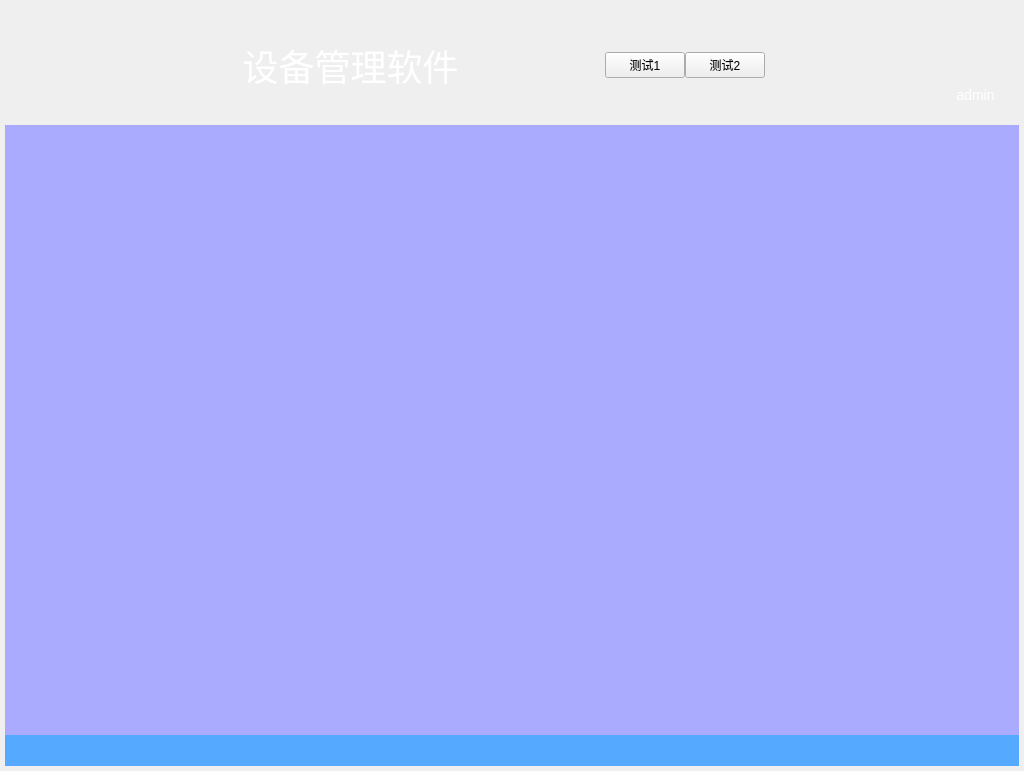
This is 15.SimulationTrainingSys_DEV/src/DeviceManager/UI/DeviceManager.ui in FakeItUtillMakeIt/QT-example as Qt 5 draws it before an edit. The edited form follows.
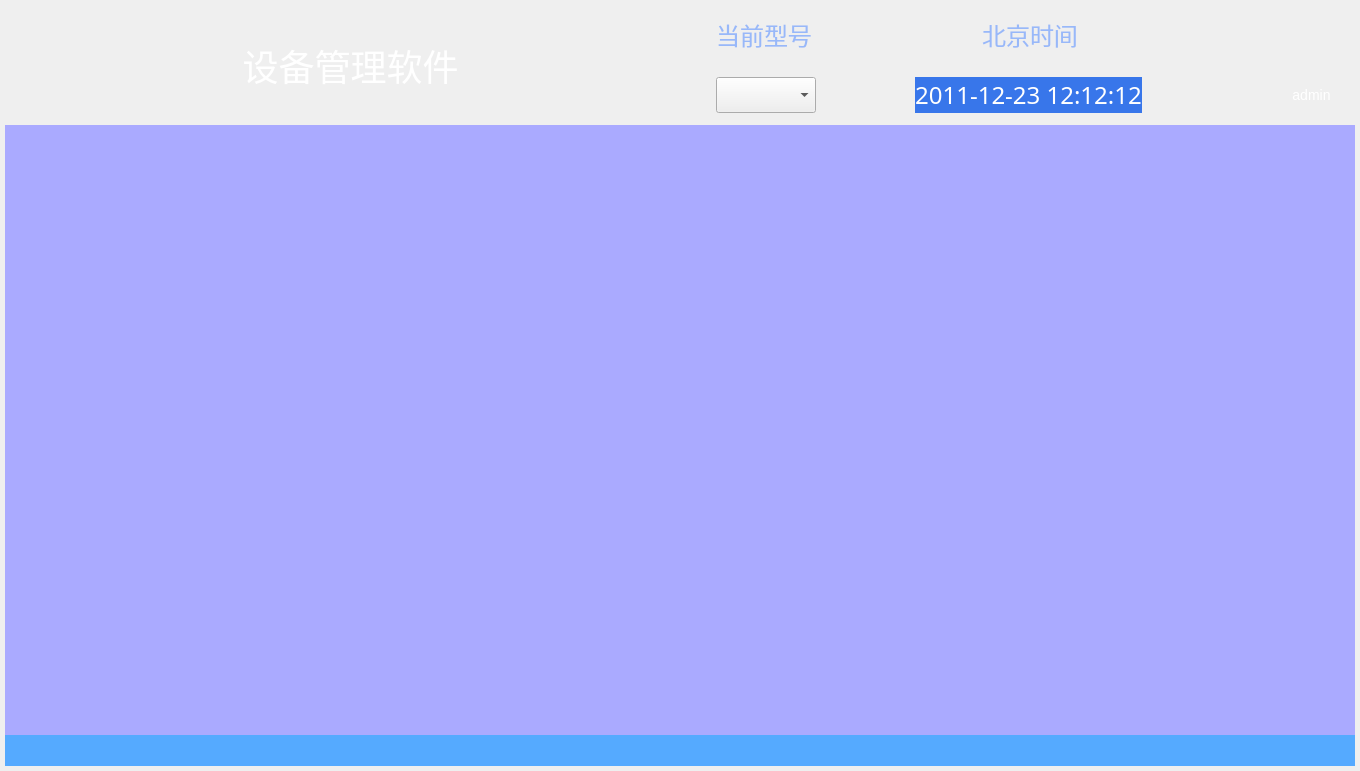
This is the edited form. Icons and pictures are not drawn.

```diff
--- a/15.SimulationTrainingSys_DEV/src/DeviceManager/UI/DeviceManager.ui
+++ b/15.SimulationTrainingSys_DEV/src/DeviceManager/UI/DeviceManager.ui
@@ -6,10 +6,17 @@
    <rect>
     <x>0</x>
     <y>0</y>
-    <width>1024</width>
+    <width>1360</width>
     <height>771</height>
    </rect>
   </property>
+  <property name="palette">
+   <palette>
+    <active/>
+    <inactive/>
+    <disabled/>
+   </palette>
+  </property>
   <property name="windowTitle">
    <string>DeviceManager</string>
   </property>
@@ -98,33 +105,6 @@
          </widget>
         </widget>
        </item>
-       <item>
-        <widget class="QPushButton" name="ceshiCommand1">
-         <property name="text">
-          <string>测试1</string>
-         </property>
-        </widget>
-       </item>
-       <item>
-        <widget class="QPushButton" name="ceshiCommand2">
-         <property name="text">
-          <string>测试2</string>
-         </property>
-        </widget>
-       </item>
-       <item>
-        <spacer name="horizontalSpacer">
-         <property name="orientation">
-          <enum>Qt::Horizontal</enum>
-         </property>
-         <property name="sizeHint" stdset="0">
-          <size>
-           <width>40</width>
-           <height>20</height>
-          </size>
-         </property>
-        </spacer>
-       </item>
        <item>
         <widget class="QWidget" name="right_wgt" native="true">
          <property name="minimumSize">
@@ -179,10 +159,103 @@
              <item>
               <widget class="QWidget" name="widget_4" native="true">
                <layout class="QGridLayout" name="gridLayout">
+                <item row="0" column="4">
+                 <spacer name="horizontalSpacer_2">
+                  <property name="orientation">
+                   <enum>Qt::Horizontal</enum>
+                  </property>
+                  <property name="sizeHint" stdset="0">
+                   <size>
+                    <width>40</width>
+                    <height>20</height>
+                   </size>
+                  </property>
+                 </spacer>
+                </item>
                 <item row="0" column="0">
-                 <widget class="QWidget" name="widget_5" native="true"/>
+                 <spacer name="horizontalSpacer_5">
+                  <property name="orientation">
+                   <enum>Qt::Horizontal</enum>
+                  </property>
+                  <property name="sizeType">
+                   <enum>QSizePolicy::Fixed</enum>
+                  </property>
+                  <property name="sizeHint" stdset="0">
+                   <size>
+                    <width>100</width>
+                    <height>20</height>
+                   </size>
+                  </property>
+                 </spacer>
                 </item>
-                <item row="0" column="2">
+                <item row="0" column="7">
+                 <widget class="QPushButton" name="pb_close">
+                  <property name="minimumSize">
+                   <size>
+                    <width>30</width>
+                    <height>30</height>
+                   </size>
+                  </property>
+                  <property name="maximumSize">
+                   <size>
+                    <width>30</width>
+                    <height>30</height>
+                   </size>
+                  </property>
+                  <property name="cursor">
+                   <cursorShape>PointingHandCursor</cursorShape>
+                  </property>
+                  <property name="toolTip">
+                   <string>关闭</string>
+                  </property>
+                  <property name="styleSheet">
+                   <string notr="true">QPushButton:hover{
+	background-color:transparent;
+	background-image: url(:/DeviceManager/images/关闭-悬浮.png);
+    border:0px;}
+QPushButton:pressed{
+	background-color:transparent; 
+	background-image: url(:/DeviceManager/images/关闭-点击.png);
+    border:0px;}
+QPushButton {
+	background-color:transparent;
+	background-image: url(:/DeviceManager/images/关闭-默认.png);
+    border:0px;
+}
+
+</string>
+                  </property>
+                  <property name="text">
+                   <string/>
+                  </property>
+                 </widget>
+                </item>
+                <item row="0" column="1">
+                 <widget class="QLabel" name="rtlabel">
+                  <property name="minimumSize">
+                   <size>
+                    <width>69</width>
+                    <height>0</height>
+                   </size>
+                  </property>
+                  <property name="font">
+                   <font>
+                    <family>Algerian</family>
+                    <pointsize>18</pointsize>
+                   </font>
+                  </property>
+                  <property name="styleSheet">
+                   <string notr="true">color:#98b8f9</string>
+                  </property>
+                  <property name="text">
+                   <string>当前型号</string>
+                  </property>
+                  <property name="alignment">
+                   <set>Qt::AlignCenter</set>
+                  </property>
+                 </widget>
+                </item>
+                <item row="0" column="6">
                  <widget class="QPushButton" name="pb_min">
                   <property name="minimumSize">
                    <size>
@@ -225,53 +298,312 @@
                  </widget>
                 </item>
                 <item row="0" column="3">
-                 <widget class="QPushButton" name="pb_close">
-                  <property name="minimumSize">
-                   <size>
-                    <width>30</width>
-                    <height>30</height>
-                   </size>
-                  </property>
-                  <property name="maximumSize">
-                   <size>
-                    <width>30</width>
-                    <height>30</height>
-                   </size>
-                  </property>
-                  <property name="cursor">
-                   <cursorShape>PointingHandCursor</cursorShape>
-                  </property>
-                  <property name="toolTip">
-                   <string>关闭</string>
+                 <widget class="QLabel" name="ctlabel">
+                  <property name="font">
+                   <font>
+                    <family>Algerian</family>
+                    <pointsize>18</pointsize>
+                   </font>
                   </property>
                   <property name="styleSheet">
-                   <string notr="true">QPushButton:hover{
-	background-color:transparent;
-	background-image: url(:/DeviceManager/images/关闭-悬浮.png);
-    border:0px;}
-QPushButton:pressed{
-	background-color:transparent; 
-	background-image: url(:/DeviceManager/images/关闭-点击.png);
-    border:0px;}
-QPushButton {
-	background-color:transparent;
-	background-image: url(:/DeviceManager/images/关闭-默认.png);
-    border:0px;
-}
-
-</string>
+                   <string notr="true">color:#98b8f9</string>
                   </property>
                   <property name="text">
-                   <string/>
+                   <string>北京时间</string>
+                  </property>
+                  <property name="alignment">
+                   <set>Qt::AlignCenter</set>
                   </property>
                  </widget>
                 </item>
+                <item row="0" column="2">
+                 <spacer name="horizontalSpacer_3">
+                  <property name="orientation">
+                   <enum>Qt::Horizontal</enum>
+                  </property>
+                  <property name="sizeHint" stdset="0">
+                   <size>
+                    <width>40</width>
+                    <height>20</height>
+                   </size>
+                  </property>
+                 </spacer>
+                </item>
+                <item row="0" column="5">
+                 <spacer name="horizontalSpacer_7">
+                  <property name="orientation">
+                   <enum>Qt::Horizontal</enum>
+                  </property>
+                  <property name="sizeType">
+                   <enum>QSizePolicy::Fixed</enum>
+                  </property>
+                  <property name="sizeHint" stdset="0">
+                   <size>
+                    <width>30</width>
+                    <height>20</height>
+                   </size>
+                  </property>
+                 </spacer>
+                </item>
                </layout>
               </widget>
              </item>
              <item>
               <widget class="QWidget" name="widget_3" native="true">
                <layout class="QHBoxLayout" name="horizontalLayout_2">
+                <item>
+                 <spacer name="horizontalSpacer_6">
+                  <property name="orientation">
+                   <enum>Qt::Horizontal</enum>
+                  </property>
+                  <property name="sizeType">
+                   <enum>QSizePolicy::Fixed</enum>
+                  </property>
+                  <property name="sizeHint" stdset="0">
+                   <size>
+                    <width>100</width>
+                    <height>20</height>
+                   </size>
+                  </property>
+                 </spacer>
+                </item>
+                <item>
+                 <widget class="QComboBox" name="comboBox">
+                  <property name="minimumSize">
+                   <size>
+                    <width>100</width>
+                    <height>36</height>
+                   </size>
+                  </property>
+                 </widget>
+                </item>
+                <item>
+                 <spacer name="horizontalSpacer_4">
+                  <property name="orientation">
+                   <enum>Qt::Horizontal</enum>
+                  </property>
+                  <property name="sizeHint" stdset="0">
+                   <size>
+                    <width>40</width>
+                    <height>20</height>
+                   </size>
+                  </property>
+                 </spacer>
+                </item>
+                <item>
+                 <widget class="QLabel" name="curtime">
+                  <property name="sizePolicy">
+                   <sizepolicy hsizetype="Expanding" vsizetype="Preferred">
+                    <horstretch>0</horstretch>
+                    <verstretch>0</verstretch>
+                   </sizepolicy>
+                  </property>
+                  <property name="minimumSize">
+                   <size>
+                    <width>0</width>
+                    <height>36</height>
+                   </size>
+                  </property>
+                  <property name="maximumSize">
+                   <size>
+                    <width>16777215</width>
+                    <height>36</height>
+                   </size>
+                  </property>
+                  <property name="palette">
+                   <palette>
+                    <active>
+                     <colorrole role="WindowText">
+                      <brush brushstyle="SolidPattern">
+                       <color alpha="255">
+                        <red>255</red>
+                        <green>255</green>
+                        <blue>255</blue>
+                       </color>
+                      </brush>
+                     </colorrole>
+                     <colorrole role="Button">
+                      <brush brushstyle="SolidPattern">
+                       <color alpha="255">
+                        <red>56</red>
+                        <green>118</green>
+                        <blue>234</blue>
+                       </color>
+                      </brush>
+                     </colorrole>
+                     <colorrole role="Text">
+                      <brush brushstyle="SolidPattern">
+                       <color alpha="255">
+                        <red>255</red>
+                        <green>255</green>
+                        <blue>255</blue>
+                       </color>
+                      </brush>
+                     </colorrole>
+                     <colorrole role="Base">
+                      <brush brushstyle="SolidPattern">
+                       <color alpha="255">
+                        <red>56</red>
+                        <green>118</green>
+                        <blue>234</blue>
+                       </color>
+                      </brush>
+                     </colorrole>
+                     <colorrole role="Window">
+                      <brush brushstyle="SolidPattern">
+                       <color alpha="255">
+                        <red>56</red>
+                        <green>118</green>
+                        <blue>234</blue>
+                       </color>
+                      </brush>
+                     </colorrole>
+                    </active>
+                    <inactive>
+                     <colorrole role="WindowText">
+                      <brush brushstyle="SolidPattern">
+                       <color alpha="255">
+                        <red>255</red>
+                        <green>255</green>
+                        <blue>255</blue>
+                       </color>
+                      </brush>
+                     </colorrole>
+                     <colorrole role="Button">
+                      <brush brushstyle="SolidPattern">
+                       <color alpha="255">
+                        <red>56</red>
+                        <green>118</green>
+                        <blue>234</blue>
+                       </color>
+                      </brush>
+                     </colorrole>
+                     <colorrole role="Text">
+                      <brush brushstyle="SolidPattern">
+                       <color alpha="255">
+                        <red>255</red>
+                        <green>255</green>
+                        <blue>255</blue>
+                       </color>
+                      </brush>
+                     </colorrole>
+                     <colorrole role="Base">
+                      <brush brushstyle="SolidPattern">
+                       <color alpha="255">
+                        <red>56</red>
+                        <green>118</green>
+                        <blue>234</blue>
+                       </color>
+                      </brush>
+                     </colorrole>
+                     <colorrole role="Window">
+                      <brush brushstyle="SolidPattern">
+                       <color alpha="255">
+                        <red>56</red>
+                        <green>118</green>
+                        <blue>234</blue>
+                       </color>
+                      </brush>
+                     </colorrole>
+                    </inactive>
+                    <disabled>
+                     <colorrole role="WindowText">
+                      <brush brushstyle="SolidPattern">
+                       <color alpha="255">
+                        <red>120</red>
+                        <green>120</green>
+                        <blue>120</blue>
+                       </color>
+                      </brush>
+                     </colorrole>
+                     <colorrole role="Button">
+                      <brush brushstyle="SolidPattern">
+                       <color alpha="255">
+                        <red>56</red>
+                        <green>118</green>
+                        <blue>234</blue>
+                       </color>
+                      </brush>
+                     </colorrole>
+                     <colorrole role="Text">
+                      <brush brushstyle="SolidPattern">
+                       <color alpha="255">
+                        <red>120</red>
+                        <green>120</green>
+                        <blue>120</blue>
+                       </color>
+                      </brush>
+                     </colorrole>
+                     <colorrole role="Base">
+                      <brush brushstyle="SolidPattern">
+                       <color alpha="255">
+                        <red>56</red>
+                        <green>118</green>
+                        <blue>234</blue>
+                       </color>
+                      </brush>
+                     </colorrole>
+                     <colorrole role="Window">
+                      <brush brushstyle="SolidPattern">
+                       <color alpha="255">
+                        <red>56</red>
+                        <green>118</green>
+                        <blue>234</blue>
+                       </color>
+                      </brush>
+                     </colorrole>
+                    </disabled>
+                   </palette>
+                  </property>
+                  <property name="font">
+                   <font>
+                    <family>Algerian</family>
+                    <pointsize>18</pointsize>
+                   </font>
+                  </property>
+                  <property name="styleSheet">
+                   <string notr="true">background-color:rgba(56,118,234,1)</string>
+                  </property>
+                  <property name="text">
+                   <string>2011-12-23 12:12:12</string>
+                  </property>
+                  <property name="textFormat">
+                   <enum>Qt::PlainText</enum>
+                  </property>
+                  <property name="alignment">
+                   <set>Qt::AlignCenter</set>
+                  </property>
+                 </widget>
+                </item>
+                <item>
+                 <widget class="QWidget" name="widget_6" native="true">
+                  <property name="minimumSize">
+                   <size>
+                    <width>10</width>
+                    <height>0</height>
+                   </size>
+                  </property>
+                  <property name="maximumSize">
+                   <size>
+                    <width>10</width>
+                    <height>16777215</height>
+                   </size>
+                  </property>
+                 </widget>
+                </item>
+                <item>
+                 <spacer name="horizontalSpacer">
+                  <property name="orientation">
+                   <enum>Qt::Horizontal</enum>
+                  </property>
+                  <property name="sizeHint" stdset="0">
+                   <size>
+                    <width>40</width>
+                    <height>20</height>
+                   </size>
+                  </property>
+                 </spacer>
+                </item>
                 <item>
                  <widget class="QPushButton" name="pb_min_1">
                   <property name="minimumSize">
@@ -306,22 +638,6 @@
                   </property>
                  </widget>
                 </item>
-                <item>
-                 <widget class="QWidget" name="widget_6" native="true">
-                  <property name="minimumSize">
-                   <size>
-                    <width>10</width>
-                    <height>0</height>
-                   </size>
-                  </property>
-                  <property name="maximumSize">
-                   <size>
-                    <width>10</width>
-                    <height>16777215</height>
-                   </size>
-                  </property>
-                 </widget>
-                </item>
                 <item>
                  <widget class="QLabel" name="lb_user">
                   <property name="styleSheet">
```
